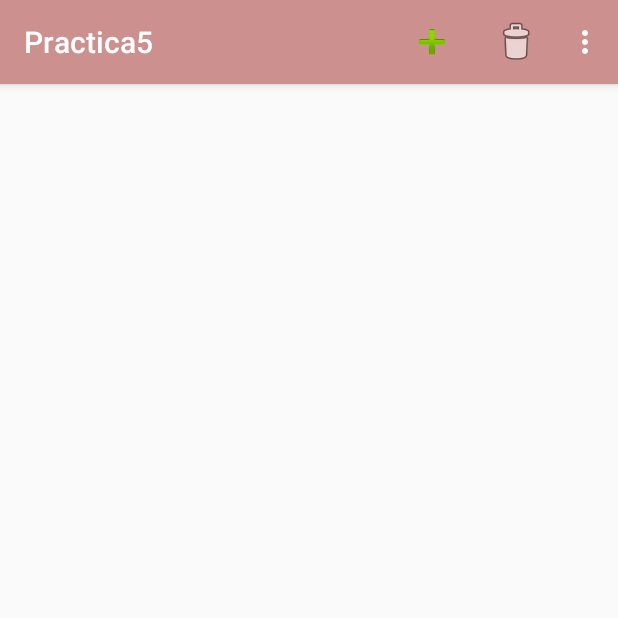
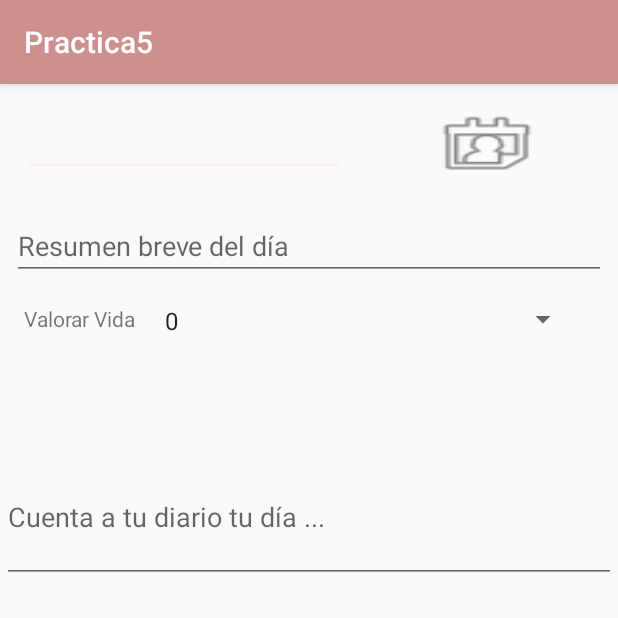
Before and after one commit to descomkraneoz/Practica5, an Android app: the screen it shows after launch (MainActivity before the commit, EdicionDiaActivity after it), after a tap on "Añadir", on a phone screen of 412 x 824 dp, the top half of it. Run offline under Robolectric (Android 15) with nearby library versions, the light colour scheme and no system bars.

Commit message:
trabajando en la ediciondiaactivity

```diff
--- a/app/src/main/AndroidManifest.xml
+++ b/app/src/main/AndroidManifest.xml
@@ -9,6 +9,7 @@
         android:roundIcon="@mipmap/ic_launcher_round"
         android:supportsRtl="true"
         android:theme="@style/AppTheme">
+        <activity android:name=".activities.EdicionDiaActivity"></activity>
         <activity android:name=".activities.MainActivity">
             <intent-filter>
                 <action android:name="android.intent.action.MAIN" />
--- /dev/null
+++ b/app/src/main/java/net/iessochoa/manuelmartinez/practica5/activities/EdicionDiaActivity.java
@@ -0,0 +1,16 @@
+package net.iessochoa.manuelmartinez.practica5.activities;
+
+import android.os.Bundle;
+
+import androidx.appcompat.app.AppCompatActivity;
+
+import net.iessochoa.manuelmartinez.practica5.R;
+
+public class EdicionDiaActivity extends AppCompatActivity {
+
+    @Override
+    protected void onCreate(Bundle savedInstanceState) {
+        super.onCreate(savedInstanceState);
+        setContentView(R.layout.activity_edicion_dia);
+    }
+}
--- a/app/src/main/java/net/iessochoa/manuelmartinez/practica5/activities/MainActivity.java
+++ b/app/src/main/java/net/iessochoa/manuelmartinez/practica5/activities/MainActivity.java
@@ -2,6 +2,7 @@ package net.iessochoa.manuelmartinez.practica5.activities;
 
 import android.app.AlertDialog;
 import android.content.DialogInterface;
+import android.content.Intent;
 import android.os.Bundle;
 import android.view.Menu;
 import android.view.MenuItem;
@@ -14,6 +15,9 @@ import net.iessochoa.manuelmartinez.practica5.R;
 import net.iessochoa.manuelmartinez.practica5.modelo.DiarioDB;
 
 public class MainActivity extends AppCompatActivity {
+    public final static int REQUEST_OPTION_NUEVA_ENTRADA_DIARIO = 0;
+    public static final int REQUEST_OPTION_EDITAR_ENTRADA_DIARIO = 1;
+    public static String STATE_LISTA_POBLACIONES = "net.iessochoa.manuelmartinez.practica5.activities.EdicionDiaActivity.lista_dias";
 
     private DiarioDB db;
     Button btAcercade;
@@ -77,8 +81,8 @@ public class MainActivity extends AppCompatActivity {
      */
 
     public void agregaPoblacion() {
-        //Intent intent = new Intent(MainActivity.this, PoblacionActivity.class);
-        //startActivityForResult(intent, REQUEST_OPTION_NUEVA_POBLACIONES);
+        Intent intent = new Intent(MainActivity.this, EdicionDiaActivity.class);
+        startActivityForResult(intent, REQUEST_OPTION_NUEVA_ENTRADA_DIARIO);
     }
 
     /**
@@ -97,6 +101,18 @@ public class MainActivity extends AppCompatActivity {
             case R.id.btOrdenar:
                 Toast.makeText(getApplicationContext(), getResources().getText(R.string.tmMensajeERROR), Toast.LENGTH_LONG).show();
                 break;
+            case R.id.btBorrar:
+                Toast.makeText(getApplicationContext(), getResources().getText(R.string.tmMensajeERROR), Toast.LENGTH_LONG).show();
+                break;
+            case R.id.btValorarVida:
+                Toast.makeText(getApplicationContext(), getResources().getText(R.string.tmMensajeERROR), Toast.LENGTH_LONG).show();
+                break;
+            case R.id.btMostrarDesdeHasta:
+                Toast.makeText(getApplicationContext(), getResources().getText(R.string.tmMensajeERROR), Toast.LENGTH_LONG).show();
+                break;
+            case R.id.btOpciones:
+                Toast.makeText(getApplicationContext(), getResources().getText(R.string.tmMensajeERROR), Toast.LENGTH_LONG).show();
+                break;
         }
         return super.onOptionsItemSelected(item);
     }
--- /dev/null
+++ b/app/src/main/res/layout/activity_edicion_dia.xml
@@ -0,0 +1,105 @@
+<?xml version="1.0" encoding="utf-8"?>
+<androidx.constraintlayout.widget.ConstraintLayout xmlns:android="http://schemas.android.com/apk/res/android"
+    xmlns:app="http://schemas.android.com/apk/res-auto"
+    xmlns:tools="http://schemas.android.com/tools"
+    android:layout_width="match_parent"
+    android:layout_height="match_parent"
+    tools:context=".activities.EdicionDiaActivity">
+
+    <EditText
+        android:id="@+id/etFecha"
+        android:layout_width="wrap_content"
+        android:layout_height="wrap_content"
+        android:layout_marginStart="16dp"
+        android:layout_marginTop="16dp"
+        android:ems="10"
+        android:inputType="date"
+        app:layout_constraintStart_toStartOf="parent"
+        app:layout_constraintTop_toTopOf="parent" />
+
+    <Button
+        android:id="@+id/btFecha"
+        android:layout_width="wrap_content"
+        android:layout_height="wrap_content"
+        android:layout_marginStart="44dp"
+        android:layout_marginTop="16dp"
+        android:layout_marginEnd="16dp"
+        android:background="@android:drawable/ic_menu_my_calendar"
+        app:layout_constraintEnd_toEndOf="parent"
+        app:layout_constraintHorizontal_bias="0.22"
+        app:layout_constraintStart_toEndOf="@+id/etFecha"
+        app:layout_constraintTop_toTopOf="parent" />
+
+    <EditText
+        android:id="@+id/etResumenBreve"
+        android:layout_width="0dp"
+        android:layout_height="wrap_content"
+        android:layout_marginStart="8dp"
+        android:layout_marginTop="24dp"
+        android:layout_marginEnd="8dp"
+        android:ems="10"
+        android:hint="@string/resumenbreve"
+        android:inputType="textPersonName"
+        android:maxLines="@integer/maxLineas"
+        app:layout_constraintEnd_toEndOf="parent"
+        app:layout_constraintHorizontal_bias="0.378"
+        app:layout_constraintStart_toStartOf="parent"
+        app:layout_constraintTop_toBottomOf="@+id/etFecha" />
+
+    <TextView
+        android:id="@+id/tvValorarVida"
+        android:layout_width="wrap_content"
+        android:layout_height="wrap_content"
+        android:layout_marginStart="16dp"
+        android:layout_marginTop="16dp"
+        android:text="@string/valorarVida"
+        app:layout_constraintStart_toStartOf="parent"
+        app:layout_constraintTop_toBottomOf="@id/etResumenBreve" />
+
+    <Spinner
+        android:id="@+id/spValorarVida"
+        android:layout_width="284dp"
+        android:layout_height="20dp"
+        android:layout_marginStart="8dp"
+        android:layout_marginTop="16dp"
+        android:layout_marginEnd="16dp"
+        android:entries="@array/valores"
+        android:gravity="center_horizontal"
+        android:spinnerMode="dropdown"
+        app:layout_constraintEnd_toEndOf="parent"
+        app:layout_constraintHorizontal_bias="0.242"
+        app:layout_constraintStart_toEndOf="@+id/tvValorarVida"
+        app:layout_constraintTop_toBottomOf="@id/etResumenBreve" />
+
+    <ScrollView
+        android:id="@+id/swResumen"
+        android:layout_width="409dp"
+        android:layout_height="411dp"
+        android:layout_marginTop="8dp"
+        app:layout_constraintBottom_toBottomOf="parent"
+        app:layout_constraintEnd_toEndOf="parent"
+        app:layout_constraintStart_toStartOf="parent"
+        app:layout_constraintTop_toBottomOf="@+id/spValorarVida">
+
+        <LinearLayout
+            android:layout_width="match_parent"
+            android:layout_height="wrap_content"
+            android:orientation="vertical">
+
+            <EditText
+                android:id="@+id/etResumenGeneral"
+                style="@style/Widget.AppCompat.EditText"
+                android:layout_width="match_parent"
+                android:layout_height="match_parent"
+                android:ems="10"
+                android:gravity="fill_horizontal"
+                android:hint="@string/cuenta"
+                android:textIsSelectable="true"
+                android:inputType="textMultiLine"
+                android:lines="50"
+                android:minLines="2"
+                android:maxLines="30"
+                android:scrollbars="vertical" />
+        </LinearLayout>
+    </ScrollView>
+</androidx.constraintlayout.widget.ConstraintLayout>
--- /dev/null
+++ b/app/src/main/res/values/integers.xml
@@ -0,0 +1,4 @@
+<?xml version="1.0" encoding="utf-8"?>
+<resources>
+    <integer name="maxLineas">2</integer>
+</resources>
--- a/app/src/main/res/values/strings.xml
+++ b/app/src/main/res/values/strings.xml
@@ -12,6 +12,8 @@
     <string name="valorarVida">Valorar Vida</string>
     <string name="mostrarDesdeHasta">Mostrar desde hasta</string>
     <string name="opciones">Opciones </string>
+    <string name="resumenbreve">Resumen breve del día</string>
+    <string name="cuenta">Cuenta a tu diario tu día ...</string>
 
 
 </resources>
--- /dev/null
+++ b/app/src/main/res/values/valorar_vida.xml
@@ -0,0 +1,19 @@
+<?xml version="1.0" encoding="utf-8"?>
+<resources>
+
+    <string-array name="valores">
+        <item>0</item>
+        <item>1</item>
+        <item>2</item>
+        <item>3</item>
+        <item>4</item>
+        <item>5</item>
+        <item>6</item>
+        <item>7</item>
+        <item>8</item>
+        <item>9</item>
+        <item>10</item>
+    </string-array>
+
+
+</resources>
```
